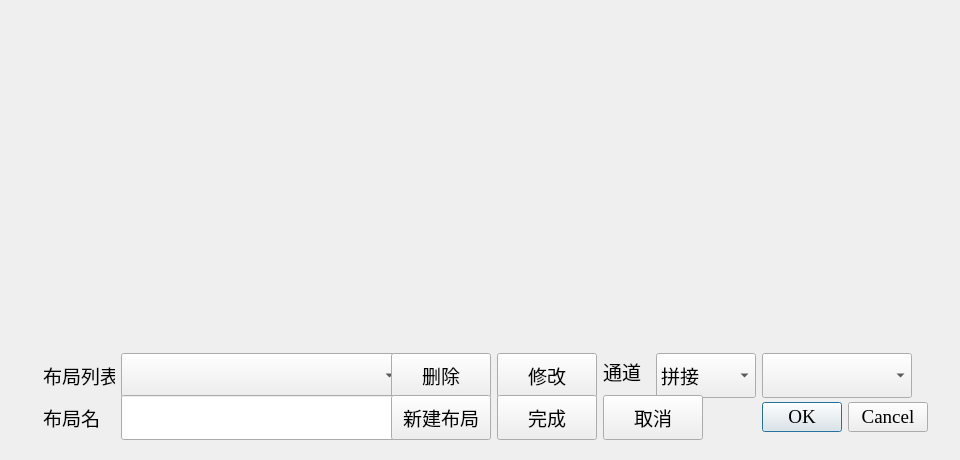
Old version of the form common/layoutcfgdialog.ui in the repository MR-ACC/IDS-Client.
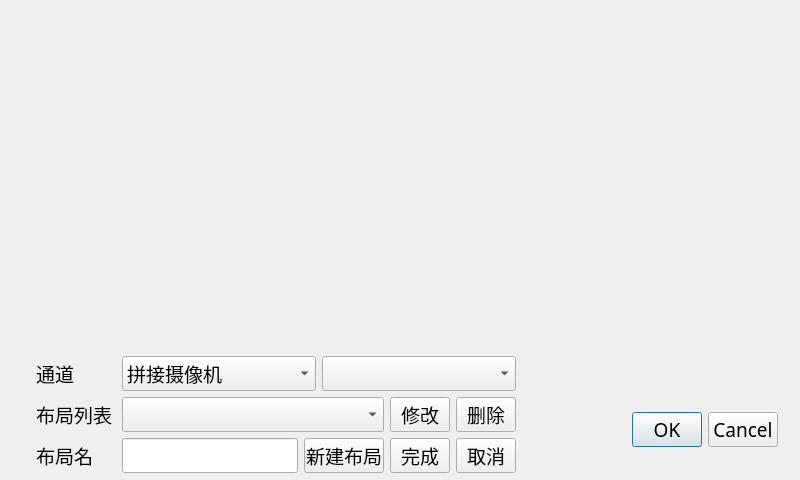
New version of the form.

Diff of the .ui file:
```diff
--- a/common/layoutcfgdialog.ui
+++ b/common/layoutcfgdialog.ui
@@ -6,55 +6,103 @@
    <rect>
     <x>0</x>
     <y>0</y>
-    <width>960</width>
-    <height>460</height>
+    <width>800</width>
+    <height>480</height>
    </rect>
   </property>
   <property name="minimumSize">
    <size>
-    <width>960</width>
-    <height>460</height>
+    <width>800</width>
+    <height>480</height>
    </size>
   </property>
   <property name="maximumSize">
    <size>
-    <width>960</width>
-    <height>460</height>
+    <width>800</width>
+    <height>480</height>
    </size>
   </property>
   <property name="font">
    <font>
-    <family>Times New Roman</family>
+    <family>Sans Serif</family>
     <pointsize>14</pointsize>
    </font>
   </property>
   <property name="windowTitle">
    <string>窗口布局配置</string>
   </property>
-  <widget class="QWidget" name="">
+  <widget class="QWidget" name="layoutWidget">
    <property name="geometry">
     <rect>
-     <x>32</x>
-     <y>342</y>
-     <width>907</width>
-     <height>100</height>
+     <x>25</x>
+     <y>345</y>
+     <width>591</width>
+     <height>125</height>
     </rect>
    </property>
-   <layout class="QGridLayout" name="gridLayout_3">
-    <item row="0" column="0">
-     <layout class="QGridLayout" name="gridLayout">
-      <item row="0" column="0">
+   <layout class="QVBoxLayout" name="verticalLayout">
+    <property name="sizeConstraint">
+     <enum>QLayout::SetFixedSize</enum>
+    </property>
+    <item>
+     <layout class="QHBoxLayout" name="horizontalLayout_3">
+      <item>
+       <widget class="QLabel" name="labelChannel">
+        <property name="minimumSize">
+         <size>
+          <width>80</width>
+          <height>35</height>
+         </size>
+        </property>
+        <property name="maximumSize">
+         <size>
+          <width>80</width>
+          <height>35</height>
+         </size>
+        </property>
+        <property name="text">
+         <string>通道</string>
+        </property>
+       </widget>
+      </item>
+      <item>
+       <widget class="QComboBox" name="comboBoxCameraType">
+        <item>
+         <property name="text">
+          <string>拼接摄像机</string>
+         </property>
+        </item>
+        <item>
+         <property name="text">
+          <string>高点摄像机</string>
+         </property>
+        </item>
+        <item>
+         <property name="text">
+          <string>低点摄像机</string>
+         </property>
+        </item>
+       </widget>
+      </item>
+      <item>
+       <widget class="QComboBox" name="comboBoxChannel"/>
+      </item>
+     </layout>
+    </item>
+    <item>
+     <layout class="QHBoxLayout" name="horizontalLayout">
+      <item>
        <widget class="QLabel" name="label">
         <property name="minimumSize">
          <size>
-          <width>72</width>
-          <height>45</height>
+          <width>80</width>
+          <height>35</height>
          </size>
         </property>
         <property name="maximumSize">
          <size>
-          <width>72</width>
-          <height>45</height>
+          <width>80</width>
+          <height>35</height>
          </size>
         </property>
         <property name="text">
@@ -62,34 +110,43 @@
         </property>
        </widget>
       </item>
-      <item row="0" column="1">
-       <widget class="QComboBox" name="comboBoxLayoutList">
+      <item>
+       <widget class="QComboBox" name="comboBoxLayoutList"/>
+      </item>
+      <item>
+       <widget class="QPushButton" name="btnModify">
         <property name="minimumSize">
          <size>
-          <width>280</width>
-          <height>45</height>
+          <width>60</width>
+          <height>35</height>
          </size>
         </property>
         <property name="maximumSize">
          <size>
-          <width>280</width>
-          <height>45</height>
+          <width>60</width>
+          <height>35</height>
          </size>
         </property>
+        <property name="text">
+         <string>修改</string>
+        </property>
+        <property name="checkable">
+         <bool>true</bool>
+        </property>
        </widget>
       </item>
-      <item row="0" column="2">
+      <item>
        <widget class="QPushButton" name="btnDel">
         <property name="minimumSize">
          <size>
-          <width>100</width>
-          <height>45</height>
+          <width>60</width>
+          <height>35</height>
          </size>
         </property>
         <property name="maximumSize">
          <size>
-          <width>100</width>
-          <height>45</height>
+          <width>60</width>
+          <height>35</height>
          </size>
         </property>
         <property name="text">
@@ -97,18 +154,22 @@
         </property>
        </widget>
       </item>
-      <item row="1" column="0">
+     </layout>
+    </item>
+    <item>
+     <layout class="QHBoxLayout" name="horizontalLayout_2">
+      <item>
        <widget class="QLabel" name="label_2">
         <property name="minimumSize">
          <size>
-          <width>72</width>
-          <height>45</height>
+          <width>80</width>
+          <height>35</height>
          </size>
         </property>
         <property name="maximumSize">
          <size>
-          <width>72</width>
-          <height>45</height>
+          <width>80</width>
+          <height>35</height>
          </size>
         </property>
         <property name="text">
@@ -116,37 +177,25 @@
         </property>
        </widget>
       </item>
-      <item row="1" column="1">
+      <item>
        <widget class="QLineEdit" name="lineEditLayoutName">
-        <property name="minimumSize">
-         <size>
-          <width>280</width>
-          <height>45</height>
-         </size>
-        </property>
-        <property name="maximumSize">
-         <size>
-          <width>280</width>
-          <height>45</height>
-         </size>
-        </property>
         <property name="maxLength">
          <number>32</number>
         </property>
        </widget>
       </item>
-      <item row="1" column="2">
+      <item>
        <widget class="QPushButton" name="btnNewLayout">
         <property name="minimumSize">
          <size>
-          <width>100</width>
-          <height>45</height>
+          <width>80</width>
+          <height>35</height>
          </size>
         </property>
         <property name="maximumSize">
          <size>
-          <width>100</width>
-          <height>45</height>
+          <width>80</width>
+          <height>35</height>
          </size>
         </property>
         <property name="text">
@@ -154,98 +203,18 @@
         </property>
        </widget>
       </item>
-     </layout>
-    </item>
-    <item row="0" column="1">
-     <layout class="QGridLayout" name="gridLayout_2">
-      <item row="0" column="0">
-       <widget class="QPushButton" name="btnModify">
-        <property name="minimumSize">
-         <size>
-          <width>100</width>
-          <height>45</height>
-         </size>
-        </property>
-        <property name="maximumSize">
-         <size>
-          <width>100</width>
-          <height>46</height>
-         </size>
-        </property>
-        <property name="text">
-         <string>修改</string>
-        </property>
-        <property name="checkable">
-         <bool>true</bool>
-        </property>
-       </widget>
-      </item>
-      <item row="0" column="1">
-       <widget class="QLabel" name="labelChannel">
-        <property name="text">
-         <string>通道</string>
-        </property>
-       </widget>
-      </item>
-      <item row="0" column="2" colspan="2">
-       <widget class="QComboBox" name="comboBoxCameraType">
-        <property name="minimumSize">
-         <size>
-          <width>100</width>
-          <height>45</height>
-         </size>
-        </property>
-        <property name="maximumSize">
-         <size>
-          <width>100</width>
-          <height>45</height>
-         </size>
-        </property>
-        <item>
-         <property name="text">
-          <string>拼接</string>
-         </property>
-        </item>
-        <item>
-         <property name="text">
-          <string>高点</string>
-         </property>
-        </item>
-        <item>
-         <property name="text">
-          <string>低点</string>
-         </property>
-        </item>
-       </widget>
-      </item>
-      <item row="0" column="4">
-       <widget class="QComboBox" name="comboBoxChannel">
-        <property name="minimumSize">
-         <size>
-          <width>150</width>
-          <height>45</height>
-         </size>
-        </property>
-        <property name="maximumSize">
-         <size>
-          <width>150</width>
-          <height>45</height>
-         </size>
-        </property>
-       </widget>
-      </item>
-      <item row="1" column="0">
+      <item>
        <widget class="QPushButton" name="btnDoneNew">
         <property name="minimumSize">
          <size>
-          <width>100</width>
-          <height>45</height>
+          <width>60</width>
+          <height>35</height>
          </size>
         </property>
         <property name="maximumSize">
          <size>
-          <width>100</width>
-          <height>46</height>
+          <width>60</width>
+          <height>35</height>
          </size>
         </property>
         <property name="text">
@@ -253,18 +222,18 @@
         </property>
        </widget>
       </item>
-      <item row="1" column="1" colspan="2">
+      <item>
        <widget class="QPushButton" name="btnCancelNew">
         <property name="minimumSize">
          <size>
-          <width>100</width>
-          <height>45</height>
+          <width>60</width>
+          <height>35</height>
          </size>
         </property>
         <property name="maximumSize">
          <size>
-          <width>100</width>
-          <height>46</height>
+          <width>60</width>
+          <height>35</height>
          </size>
         </property>
         <property name="text">
@@ -272,36 +241,48 @@
         </property>
        </widget>
       </item>
-      <item row="1" column="3">
-       <spacer name="verticalSpacer">
-        <property name="orientation">
-         <enum>Qt::Vertical</enum>
-        </property>
-        <property name="sizeHint" stdset="0">
-         <size>
-          <width>20</width>
-          <height>28</height>
-         </size>
-        </property>
-       </spacer>
-      </item>
-      <item row="1" column="4">
-       <widget class="QDialogButtonBox" name="buttonBox">
-        <property name="minimumSize">
-         <size>
-          <width>0</width>
-          <height>45</height>
-         </size>
-        </property>
-        <property name="standardButtons">
-         <set>QDialogButtonBox::Cancel|QDialogButtonBox::Ok</set>
-        </property>
-       </widget>
-      </item>
      </layout>
     </item>
    </layout>
   </widget>
+  <widget class="QWidget" name="layoutWidget">
+   <property name="geometry">
+    <rect>
+     <x>621</x>
+     <y>352</y>
+     <width>168</width>
+     <height>111</height>
+    </rect>
+   </property>
+   <layout class="QVBoxLayout" name="verticalLayout_2">
+    <item>
+     <spacer name="verticalSpacer">
+      <property name="orientation">
+       <enum>Qt::Vertical</enum>
+      </property>
+      <property name="sizeHint" stdset="0">
+       <size>
+        <width>20</width>
+        <height>40</height>
+       </size>
+      </property>
+     </spacer>
+    </item>
+    <item>
+     <widget class="QDialogButtonBox" name="buttonBox">
+      <property name="minimumSize">
+       <size>
+        <width>0</width>
+        <height>45</height>
+       </size>
+      </property>
+      <property name="standardButtons">
+       <set>QDialogButtonBox::Cancel|QDialogButtonBox::Ok</set>
+      </property>
+     </widget>
+    </item>
+   </layout>
+  </widget>
  </widget>
  <layoutdefault spacing="6" margin="11"/>
  <resources/>
```
